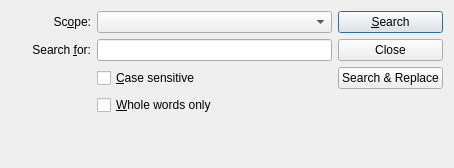
Before: the Qt Designer form src/plugins/find/finddialog.ui in qt-creator/qt-creator, drawn with Qt 5.
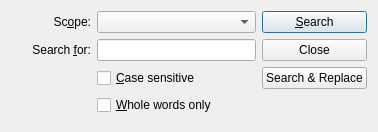
After: the same form once the commit is applied.

Commit message: Make the find dialog only resizable in the width

The edit to the form file:
```diff
--- a/src/plugins/find/finddialog.ui
+++ b/src/plugins/find/finddialog.ui
@@ -6,8 +6,8 @@
    <rect>
     <x>0</x>
     <y>0</y>
-    <width>454</width>
-    <height>168</height>
+    <width>378</width>
+    <height>123</height>
    </rect>
   </property>
   <property name="sizePolicy">
@@ -23,6 +23,9 @@
    <bool>false</bool>
   </property>
   <layout class="QVBoxLayout" name="verticalLayout">
+   <property name="sizeConstraint">
+    <enum>QLayout::SetMinAndMaxSize</enum>
+   </property>
    <item>
     <layout class="QGridLayout" name="gridLayout">
      <item row="0" column="0">
@@ -126,19 +129,6 @@
      </item>
     </layout>
    </item>
-   <item>
-    <spacer name="verticalSpacer_2">
-     <property name="orientation">
-      <enum>Qt::Vertical</enum>
-     </property>
-     <property name="sizeHint" stdset="0">
-      <size>
-       <width>0</width>
-       <height>0</height>
-      </size>
-     </property>
-    </spacer>
-   </item>
   </layout>
  </widget>
  <tabstops>
```
